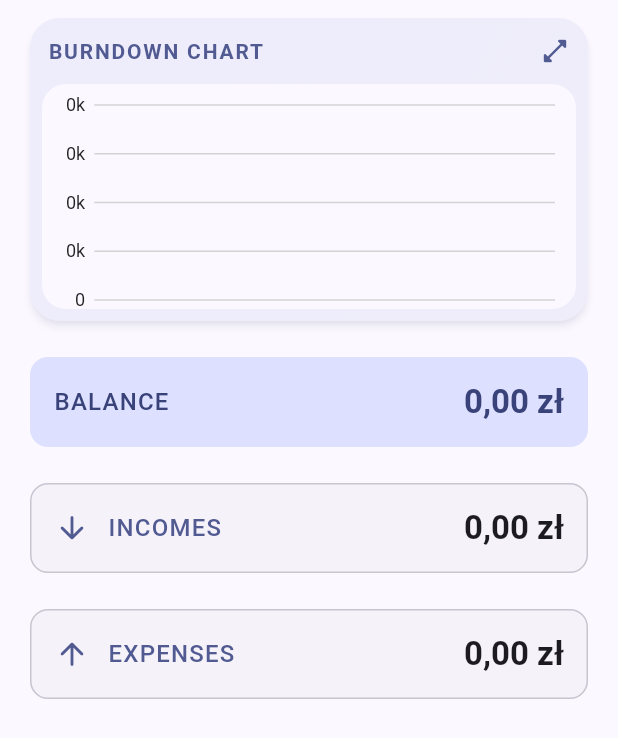
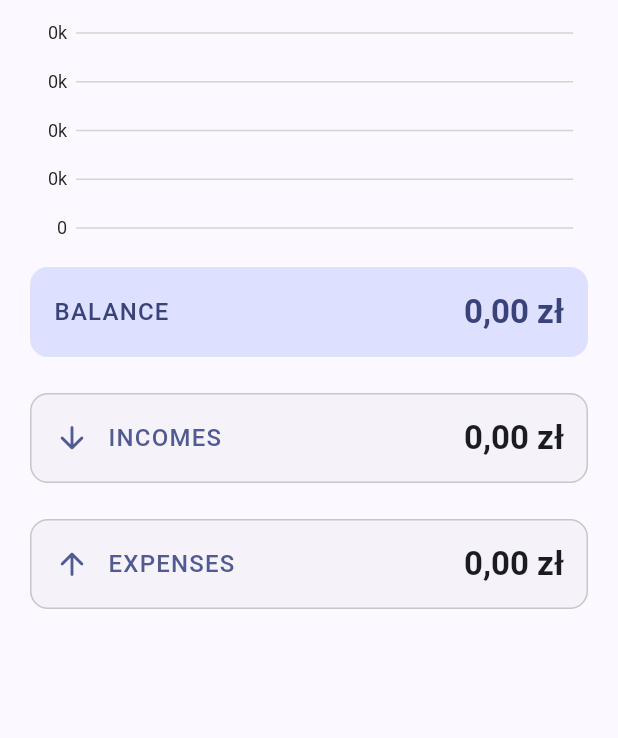
Before and after one commit to Adrian94F/BudgetManager-Mobile, a Flutter app: the SummaryScreen widget shown alone on an empty page, opened directly with empty values, on a phone screen of 412 x 824 dp. Shown: the top 738 px of the screen. Run offline on Flutter 3.47's test engine with Material 3 defaults, Android fonts, the light colour scheme and no system bars; our stand-ins replace community_charts_flutter, flutter_secure_storage, flutter_slidable, jiffy; missing offline and left inert: material_table_view; accounts and stored records are empty; generated files the repository leaves out were written again; network calls fail.

Commit message:
Burndown chart simplified

```diff
--- a/lib/views/summary.dart
+++ b/lib/views/summary.dart
@@ -178,13 +178,8 @@ class _SummaryScreenState extends State<SummaryScreen> {
     final incomes = widget.data['incomes'] as List<dynamic>;
     final expenses = widget.data['expenses'] as List<dynamic>;
 
-    return Card(
-      elevation: 2,
-      shadowColor: colorScheme.primary.withOpacity(0.2),
-      shape: RoundedRectangleBorder(
-        borderRadius: BorderRadius.circular(20),
-      ),
-      clipBehavior: Clip.antiAlias,
+    return Container(
+      height: 150,
       child: InkWell(
         onTap: () {
           Navigator.push(
@@ -194,51 +189,7 @@ class _SummaryScreenState extends State<SummaryScreen> {
             ),
           );
         },
-        child: Container(
-          decoration: BoxDecoration(
-            gradient: LinearGradient(
-              begin: Alignment.topLeft,
-              end: Alignment.bottomRight,
-              colors: [
-                colorScheme.primaryContainer.withOpacity(0.3),
-                colorScheme.secondaryContainer.withOpacity(0.3),
-              ],
-            ),
-          ),
-          child: Column(
-            crossAxisAlignment: CrossAxisAlignment.start,
-            children: [
-              Padding(
-                padding: const EdgeInsets.fromLTRB(12, 12, 12, 12),
-                child: Row(
-                  children: [
-                    Expanded(
-                      child: Text(
-                        AppLocalizations.of(context)!.burndownChart.toUpperCase(),
-                        style: Theme.of(context).textTheme.titleSmall?.copyWith(
-                          color: colorScheme.primary,
-                          fontWeight: FontWeight.bold,
-                          letterSpacing: 1.2,
-                        ),
-                      ),
-                    ),
-                    Icon(
-                      Icons.open_in_full_rounded,
-                      color: colorScheme.primary,
-                      size: 20,
-                    ),
-                  ],
-                ),
-              ),
-              Padding(
-                padding: const EdgeInsets.fromLTRB(8, 0, 8, 8),
         child: AbsorbPointer(
-                  child: Container(
-                    height: 150,
-                    decoration: BoxDecoration(
-                      color: colorScheme.surface.withValues(alpha: 1),
-                      borderRadius: BorderRadius.circular(16),
-                    ),
           child: Padding(
               padding: const EdgeInsets.only(left: 8),
               child: SimpleBurndownChart(
@@ -249,12 +200,7 @@ class _SummaryScreenState extends State<SummaryScreen> {
               ),
             ),
           ),
-                ),
-              ),
-            ],
-          ),
-        ),
-      ),
+      )
     );
   }
 
```
Lines whose indentation alone changed are shown as unchanged.
